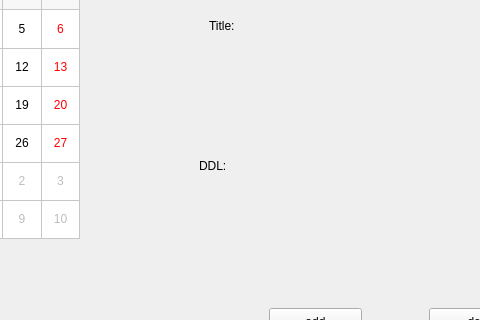
First picture: the form in canvas-calender/mainwindow.ui, repository LTZDLY/Qt-canvas-calender, before the edit; both pictures show x 261 to 741 and y 82 to 402 of the 858 by 488 pixel window.
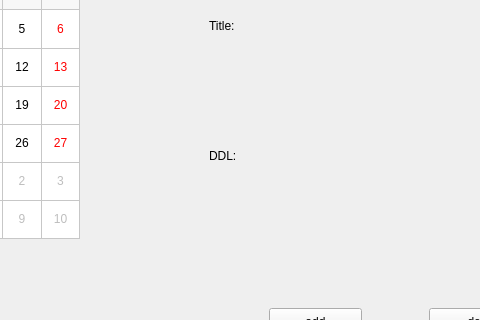
Second picture: the form after the edit.

```diff
--- a/canvas-calender/mainwindow.ui
+++ b/canvas-calender/mainwindow.ui
@@ -82,8 +82,8 @@
    <widget class="QLabel" name="label_4">
     <property name="geometry">
      <rect>
-      <x>460</x>
-      <y>240</y>
+      <x>470</x>
+      <y>230</y>
       <width>72</width>
       <height>15</height>
      </rect>
```
Left out of the diff: 2 changed lines with no effect on the pictures.
